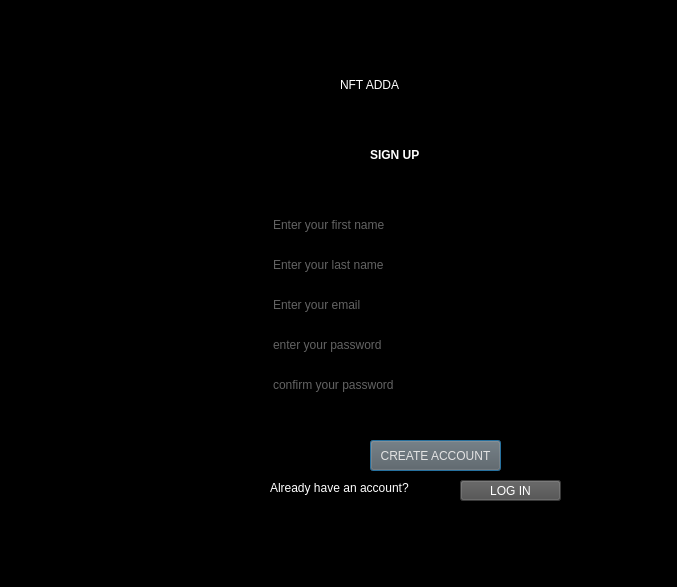
Old version of the form frontend/SIGNUP FORM.ui in the repository SujalMatolia0/NFT-First-project.
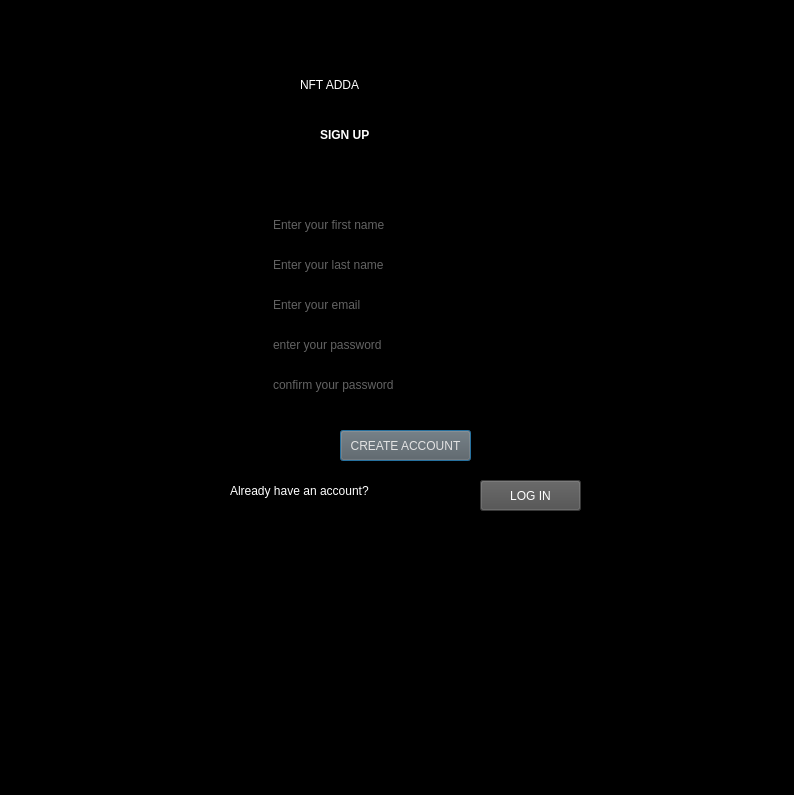
New version of the form. Icons and pictures are not drawn.

```diff
--- a/frontend/SIGNUP FORM.ui
+++ b/frontend/SIGNUP FORM.ui
@@ -2,12 +2,15 @@
 <ui version="4.0">
  <class>Dialog</class>
  <widget class="QDialog" name="Dialog">
+  <property name="enabled">
+   <bool>true</bool>
+  </property>
   <property name="geometry">
    <rect>
     <x>0</x>
     <y>0</y>
-    <width>677</width>
-    <height>587</height>
+    <width>794</width>
+    <height>795</height>
    </rect>
   </property>
   <property name="windowTitle">
@@ -19,13 +22,16 @@
 background-image: url(:/images/C:/Users/NOVA BURST/Downloads/ui.png);
 background-color: rgb(0, 0, 0);</string>
   </property>
+  <property name="sizeGripEnabled">
+   <bool>true</bool>
+  </property>
   <widget class="QLabel" name="label">
    <property name="geometry">
     <rect>
-     <x>340</x>
-     <y>60</y>
+     <x>300</x>
+     <y>50</y>
      <width>231</width>
-     <height>51</height>
+     <height>71</height>
     </rect>
    </property>
    <property name="styleSheet">
@@ -139,9 +145,9 @@
   <widget class="QLabel" name="label_2">
    <property name="geometry">
     <rect>
-     <x>370</x>
-     <y>130</y>
-     <width>151</width>
+     <x>320</x>
+     <y>110</y>
+     <width>181</width>
      <height>51</height>
     </rect>
    </property>
@@ -157,8 +163,8 @@
   <widget class="QPushButton" name="signupbutton">
    <property name="geometry">
     <rect>
-     <x>370</x>
-     <y>440</y>
+     <x>340</x>
+     <y>430</y>
      <width>131</width>
      <height>31</height>
     </rect>
@@ -174,10 +180,10 @@
   <widget class="QLabel" name="label_3">
    <property name="geometry">
     <rect>
-     <x>270</x>
+     <x>230</x>
      <y>480</y>
-     <width>181</width>
-     <height>16</height>
+     <width>231</width>
+     <height>21</height>
     </rect>
    </property>
    <property name="styleSheet">
@@ -191,10 +197,10 @@
   <widget class="QPushButton" name="loginbutton">
    <property name="geometry">
     <rect>
-     <x>460</x>
+     <x>480</x>
      <y>480</y>
      <width>101</width>
-     <height>21</height>
+     <height>31</height>
     </rect>
    </property>
    <property name="styleSheet">
```
Left out of the diff: 2 changed lines with no effect on the pictures.
